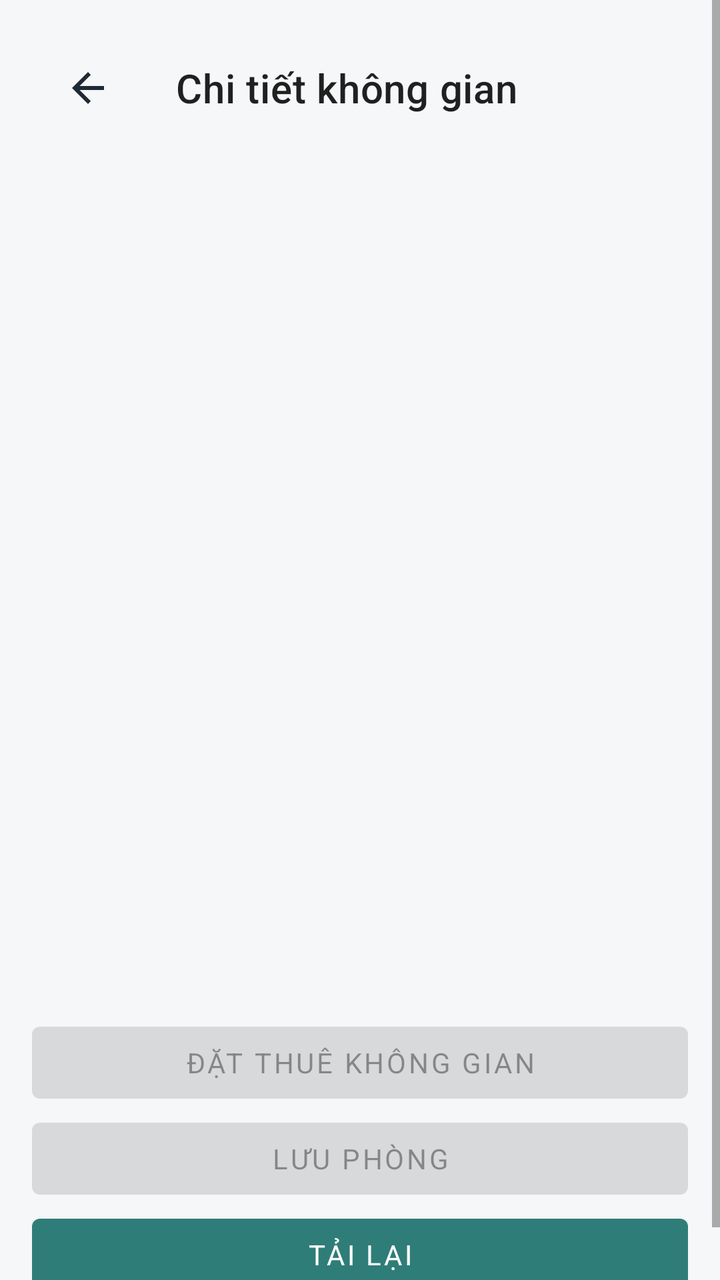
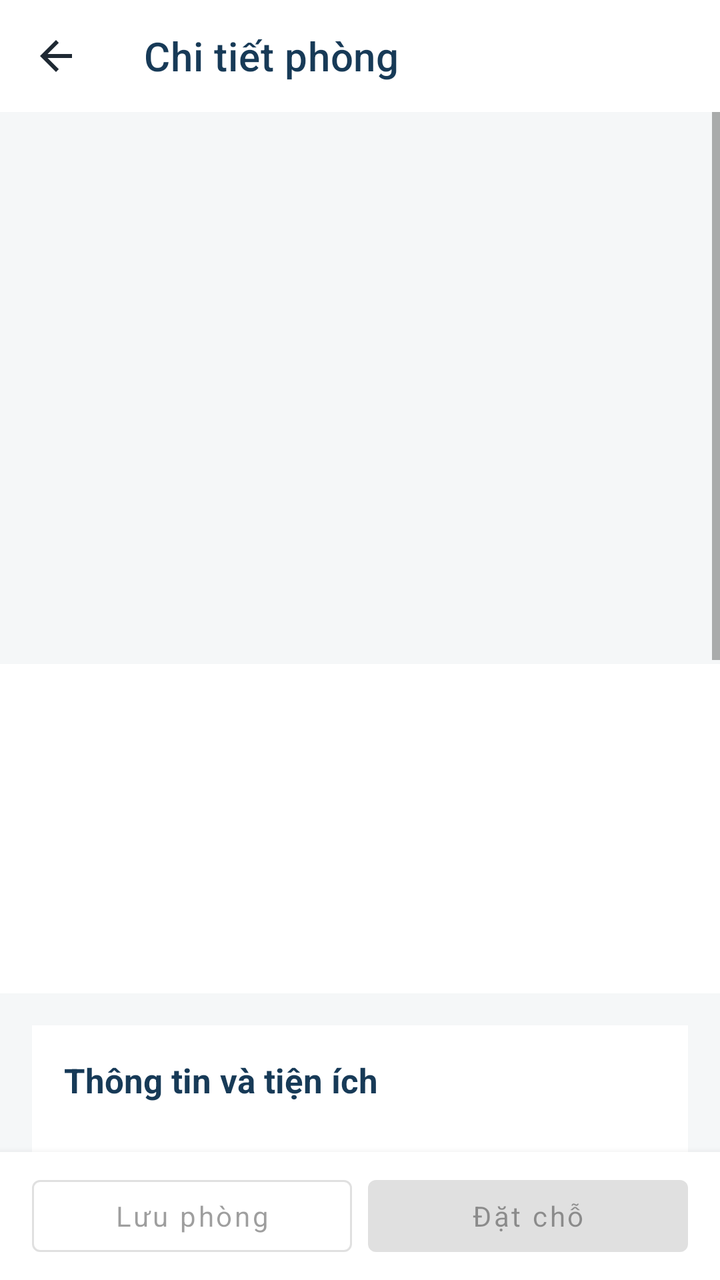

Two renders of the same Android screen: before a commit and after it. Below are the layout's source before the change and the commit's diff.
<!-- AndroidManifest.xml: application theme Theme.BroomSharing -->
<!-- res/layout/activity_space_detail.xml -->
<?xml version="1.0" encoding="utf-8"?>
<ScrollView android:id="@+id/detailScroll" xmlns:android="http://schemas.android.com/apk/res/android" xmlns:app="http://schemas.android.com/apk/res-auto" android:layout_width="match_parent" android:layout_height="match_parent" android:fillViewport="true" android:background="@color/screen_bg">
  <LinearLayout android:layout_width="match_parent" android:layout_height="wrap_content" android:orientation="vertical" android:padding="16dp">
    <com.google.android.material.appbar.MaterialToolbar android:id="@+id/detailToolbar" android:layout_width="match_parent" android:layout_height="?attr/actionBarSize" app:navigationIcon="@drawable/ic_arrow_back" app:navigationContentDescription="@string/guest_detail_back" app:title="Chi tiết không gian" />
    <TextView android:id="@+id/title" android:layout_width="match_parent" android:layout_height="wrap_content" android:text="" android:textColor="@color/text_primary" android:textSize="22sp" android:padding="8dp" />
    <ImageView android:id="@+id/cover" android:layout_width="match_parent" android:layout_height="220dp" android:contentDescription="Ảnh bìa không gian" android:scaleType="centerCrop" />
    <androidx.recyclerview.widget.RecyclerView android:id="@+id/gallery" android:layout_width="match_parent" android:layout_height="100dp" />
    <TextView android:id="@+id/details" android:layout_width="match_parent" android:layout_height="wrap_content" android:text="" android:textColor="@color/text_primary" android:textSize="14sp" android:padding="8dp" />
    <TextView android:id="@+id/tvFeedback" android:layout_width="match_parent" android:layout_height="wrap_content" android:text="" android:textColor="@color/text_primary" android:textSize="14sp" android:padding="8dp" />
    <Button android:id="@+id/btnBook" android:layout_width="match_parent" android:layout_height="wrap_content" android:text="@string/booking_title" android:enabled="false" />
    <Button android:id="@+id/btnFavorite" android:layout_width="match_parent" android:layout_height="wrap_content" android:text="Lưu phòng" android:enabled="false" />
    <Button android:id="@+id/btnRefresh" android:layout_width="match_parent" android:layout_height="wrap_content" android:minHeight="48dp" android:text="Tải lại" />
  </LinearLayout>
</ScrollView>
<!-- resources referenced by this layout -->
<resources>
  <color name="screen_bg">#F5F7F8</color>
  <color name="text_primary">#1F2933</color>
  <!-- drawable ic_arrow_back (drawable) -->
  <vector xmlns:android="http://schemas.android.com/apk/res/android" android:width="24dp" android:height="24dp" android:viewportWidth="24" android:viewportHeight="24">
      <path android:fillColor="#1F2933" android:pathData="M20,11H7.8l5.6,-5.6L12,4l-8,8 8,8 1.4,-1.4L7.8,13H20z"/>
  </vector>
  <string name="booking_title">Đặt thuê không gian</string>
  <string name="guest_detail_back">Quay lại</string>
  <style name="Theme.BroomSharing" parent="Theme.MaterialComponents.DayNight.NoActionBar">
          <item name="colorPrimary">@color/teal</item>
          <item name="colorSecondary">@color/teal</item>
          <item name="colorPrimaryVariant">@color/teal_dark</item>
          <item name="colorOnPrimary">@color/white</item>
          <item name="android:fontFamily">sans-serif</item>
          <item name="android:windowLightStatusBar">true</item>
          <item name="android:statusBarColor">@color/white</item>
          <item name="android:navigationBarColor">@color/white</item>
          <item name="android:windowBackground">@color/screen_bg</item>
      </style>
  <color name="teal">#2F7D78</color>
  <color name="teal_dark">#246863</color>
  <color name="white">#FFFFFF</color>
</resources>

<!-- the commit's change to res/layout/activity_space_detail.xml (unified diff, before → after) -->
@@ -1,14 +1,41 @@
 <?xml version="1.0" encoding="utf-8"?>
-<ScrollView android:id="@+id/detailScroll" xmlns:android="http://schemas.android.com/apk/res/android" xmlns:app="http://schemas.android.com/apk/res-auto" android:layout_width="match_parent" android:layout_height="match_parent" android:fillViewport="true" android:background="@color/screen_bg">
-  <LinearLayout android:layout_width="match_parent" android:layout_height="wrap_content" android:orientation="vertical" android:padding="16dp">
-    <com.google.android.material.appbar.MaterialToolbar android:id="@+id/detailToolbar" android:layout_width="match_parent" android:layout_height="?attr/actionBarSize" app:navigationIcon="@drawable/ic_arrow_back" app:navigationContentDescription="@string/guest_detail_back" app:title="Chi tiết không gian" />
-    <TextView android:id="@+id/title" android:layout_width="match_parent" android:layout_height="wrap_content" android:text="" android:textColor="@color/text_primary" android:textSize="22sp" android:padding="8dp" />
-    <ImageView android:id="@+id/cover" android:layout_width="match_parent" android:layout_height="220dp" android:contentDescription="Ảnh bìa không gian" android:scaleType="centerCrop" />
-    <androidx.recyclerview.widget.RecyclerView android:id="@+id/gallery" android:layout_width="match_parent" android:layout_height="100dp" />
-    <TextView android:id="@+id/details" android:layout_width="match_parent" android:layout_height="wrap_content" android:text="" android:textColor="@color/text_primary" android:textSize="14sp" android:padding="8dp" />
-    <TextView android:id="@+id/tvFeedback" android:layout_width="match_parent" android:layout_height="wrap_content" android:text="" android:textColor="@color/text_primary" android:textSize="14sp" android:padding="8dp" />
-    <Button android:id="@+id/btnBook" android:layout_width="match_parent" android:layout_height="wrap_content" android:text="@string/booking_title" android:enabled="false" />
-    <Button android:id="@+id/btnFavorite" android:layout_width="match_parent" android:layout_height="wrap_content" android:text="Lưu phòng" android:enabled="false" />
-    <Button android:id="@+id/btnRefresh" android:layout_width="match_parent" android:layout_height="wrap_content" android:minHeight="48dp" android:text="Tải lại" />
-  </LinearLayout>
-</ScrollView>
+<LinearLayout xmlns:android="http://schemas.android.com/apk/res/android" xmlns:app="http://schemas.android.com/apk/res-auto"
+    android:layout_width="match_parent" android:layout_height="match_parent" android:orientation="vertical" android:background="@color/screen_bg">
+    <com.google.android.material.appbar.MaterialToolbar android:id="@+id/detailToolbar" android:layout_width="match_parent" android:layout_height="?attr/actionBarSize" android:background="@color/white" app:navigationIcon="@drawable/ic_arrow_back" app:navigationContentDescription="@string/guest_detail_back" app:title="Chi tiết phòng" app:titleTextColor="@color/navy" />
+    <ScrollView android:id="@+id/detailScroll" android:layout_width="match_parent" android:layout_height="0dp" android:layout_weight="1" android:fillViewport="true">
+        <LinearLayout android:layout_width="match_parent" android:layout_height="wrap_content" android:orientation="vertical" android:paddingBottom="20dp">
+            <ImageView android:id="@+id/cover" android:layout_width="match_parent" android:layout_height="200dp" android:contentDescription="Ảnh bìa phòng" android:scaleType="centerCrop" />
+            <androidx.recyclerview.widget.RecyclerView android:id="@+id/gallery" android:layout_width="match_parent" android:layout_height="76dp" android:paddingHorizontal="16dp" android:paddingTop="8dp" android:clipToPadding="false" />
+            <LinearLayout android:layout_width="match_parent" android:layout_height="wrap_content" android:orientation="vertical" android:padding="20dp" android:background="@color/white">
+                <TextView android:id="@+id/title" android:layout_width="match_parent" android:layout_height="wrap_content" android:textColor="@color/navy" android:textSize="22sp" android:textStyle="bold" />
+                <TextView android:id="@+id/price" android:layout_width="match_parent" android:layout_height="wrap_content" android:layout_marginTop="12dp" android:textColor="@color/teal_dark" android:textSize="22sp" android:textStyle="bold" />
+                <TextView android:id="@+id/summary" android:layout_width="match_parent" android:layout_height="wrap_content" android:layout_marginTop="8dp" android:textColor="@color/text_secondary" android:textSize="14sp" />
+                <TextView android:id="@+id/address" android:layout_width="match_parent" android:layout_height="wrap_content" android:layout_marginTop="8dp" android:textColor="@color/text_secondary" android:textSize="14sp" android:lineSpacingExtra="3dp" />
+            </LinearLayout>
+            <LinearLayout android:layout_width="match_parent" android:layout_height="wrap_content" android:orientation="vertical" android:layout_margin="16dp" android:padding="16dp" android:background="@color/white">
+                <TextView style="@style/DetailSectionTitle" android:text="Thông tin và tiện ích" />
+                <TextView android:id="@+id/details" style="@style/DetailBody" />
+                <TextView android:id="@+id/deposit" style="@style/DetailBody" />
+            </LinearLayout>
+            <LinearLayout android:layout_width="match_parent" android:layout_height="wrap_content" android:orientation="vertical" android:layout_marginHorizontal="16dp" android:padding="16dp" android:background="@color/white">
+                <TextView style="@style/DetailSectionTitle" android:text="Nội quy và chính sách" />
+                <TextView android:id="@+id/policies" style="@style/DetailBody" />
+            </LinearLayout>
+            <LinearLayout android:layout_width="match_parent" android:layout_height="wrap_content" android:orientation="vertical" android:layout_margin="16dp" android:padding="16dp" android:background="@color/white">
+                <TextView style="@style/DetailSectionTitle" android:text="Địa điểm và liên hệ" />
+                <TextView android:id="@+id/location" style="@style/DetailBody" />
+                <com.google.android.material.button.MaterialButton android:id="@+id/btnDirections" style="@style/Widget.MaterialComponents.Button.OutlinedButton" android:layout_width="match_parent" android:layout_height="wrap_content" android:minHeight="48dp" android:text="Xem bản đồ và chỉ đường" android:textAllCaps="false" android:enabled="false" />
+            </LinearLayout>
+            <LinearLayout android:layout_width="match_parent" android:layout_height="wrap_content" android:orientation="vertical" android:layout_marginHorizontal="16dp" android:padding="16dp" android:background="@color/white">
+                <TextView style="@style/DetailSectionTitle" android:text="Thông tin xác minh" />
+                <TextView android:id="@+id/verification" style="@style/DetailBody" />
+            </LinearLayout>
+            <TextView android:id="@+id/tvFeedback" android:layout_width="match_parent" android:layout_height="wrap_content" android:padding="16dp" android:textColor="@color/danger" android:accessibilityLiveRegion="polite" />
+            <com.google.android.material.button.MaterialButton android:id="@+id/btnRefresh" style="@style/Widget.MaterialComponents.Button.TextButton" android:layout_width="match_parent" android:layout_height="wrap_content" android:text="Thử tải lại" android:textAllCaps="false" android:visibility="gone" />
+        </LinearLayout>
+    </ScrollView>
+    <LinearLayout android:layout_width="match_parent" android:layout_height="wrap_content" android:orientation="horizontal" android:paddingHorizontal="16dp" android:paddingVertical="8dp" android:background="@color/white" android:elevation="6dp">
+        <com.google.android.material.button.MaterialButton android:id="@+id/btnFavorite" style="@style/Widget.MaterialComponents.Button.OutlinedButton" android:layout_width="0dp" android:layout_weight="1" android:layout_height="wrap_content" android:minHeight="48dp" android:layout_marginEnd="8dp" android:text="Lưu phòng" android:textAllCaps="false" android:enabled="false" />
+        <com.google.android.material.button.MaterialButton android:id="@+id/btnBook" android:layout_width="0dp" android:layout_weight="1" android:layout_height="wrap_content" android:minHeight="48dp" android:text="Đặt chỗ" android:textAllCaps="false" android:enabled="false" />
+    </LinearLayout>
+</LinearLayout>
<!-- resource entries referenced after the edit -->
@@ -1,13 +1,22 @@
 <!-- resources referenced by this layout -->
 <resources>
+  <color name="danger">#C94B4B</color>
+  <color name="navy">#173A57</color>
   <color name="screen_bg">#F5F7F8</color>
   <color name="text_primary">#1F2933</color>
   <!-- drawable ic_arrow_back (drawable) -->
   <vector xmlns:android="http://schemas.android.com/apk/res/android" android:width="24dp" android:height="24dp" android:viewportWidth="24" android:viewportHeight="24">
       <path android:fillColor="#1F2933" android:pathData="M20,11H7.8l5.6,-5.6L12,4l-8,8 8,8 1.4,-1.4L7.8,13H20z"/>
   </vector>
-  <string name="booking_title">Đặt thuê không gian</string>
   <string name="guest_detail_back">Quay lại</string>
+  <style name="DetailBody">
+          <item name="android:layout_width">match_parent</item><item name="android:layout_height">wrap_content</item>
+          <item name="android:layout_marginTop">10dp</item><item name="android:textSize">14sp</item><item name="android:lineSpacingExtra">4dp</item><item name="android:textColor">@color/text_primary</item>
+      </style>
+  <style name="DetailSectionTitle">
+          <item name="android:layout_width">match_parent</item><item name="android:layout_height">wrap_content</item>
+          <item name="android:textSize">17sp</item><item name="android:textStyle">bold</item><item name="android:textColor">@color/navy</item>
+      </style>
   <style name="Theme.BroomSharing" parent="Theme.MaterialComponents.DayNight.NoActionBar">
           <item name="colorPrimary">@color/teal</item>
           <item name="colorSecondary">@color/teal</item>
@@ -21,6 +30,7 @@
       </style>
   <color name="teal">#2F7D78</color>
   <color name="teal_dark">#246863</color>
+  <color name="text_secondary">#667580</color>
   <color name="white">#FFFFFF</color>
 </resources>
 
